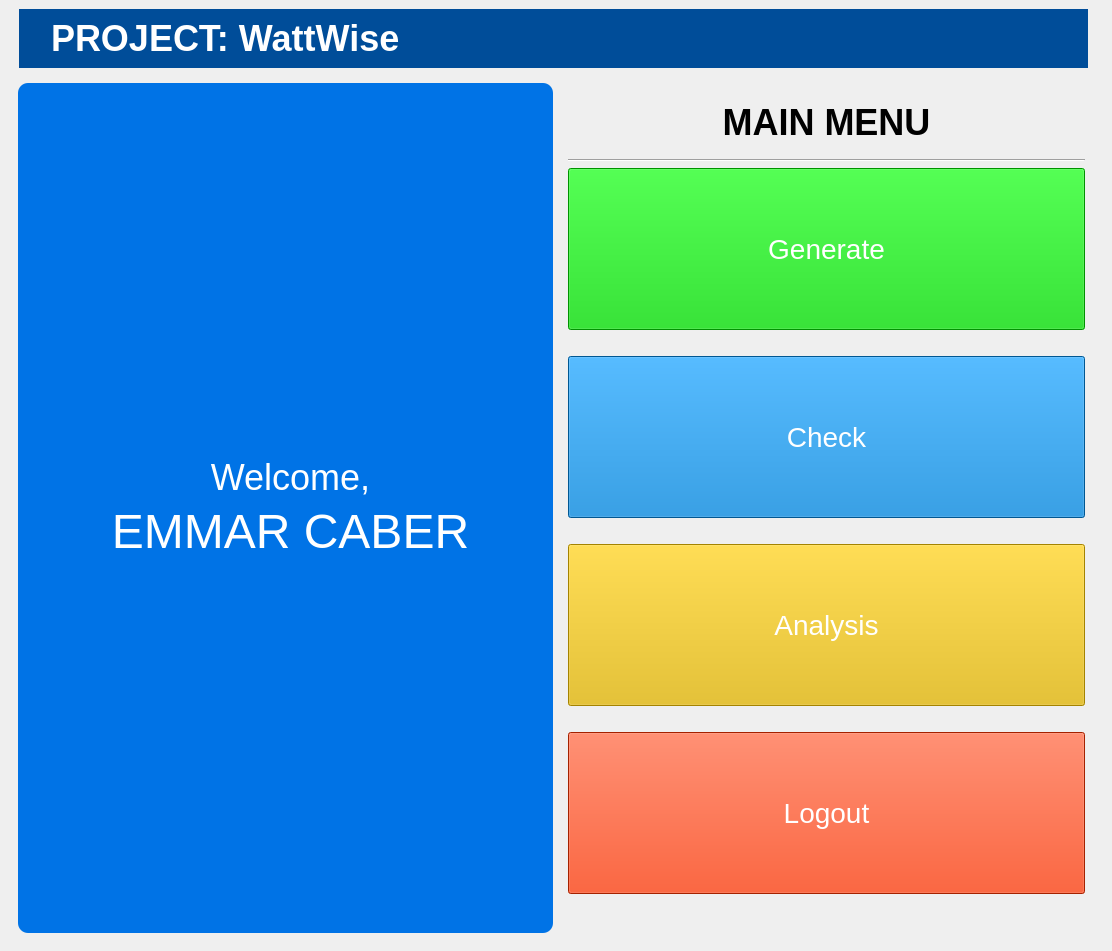
Before: the Qt Designer form app/resources/ui/main_menu.ui in emmarcaber/WattWise, drawn with Qt 5.
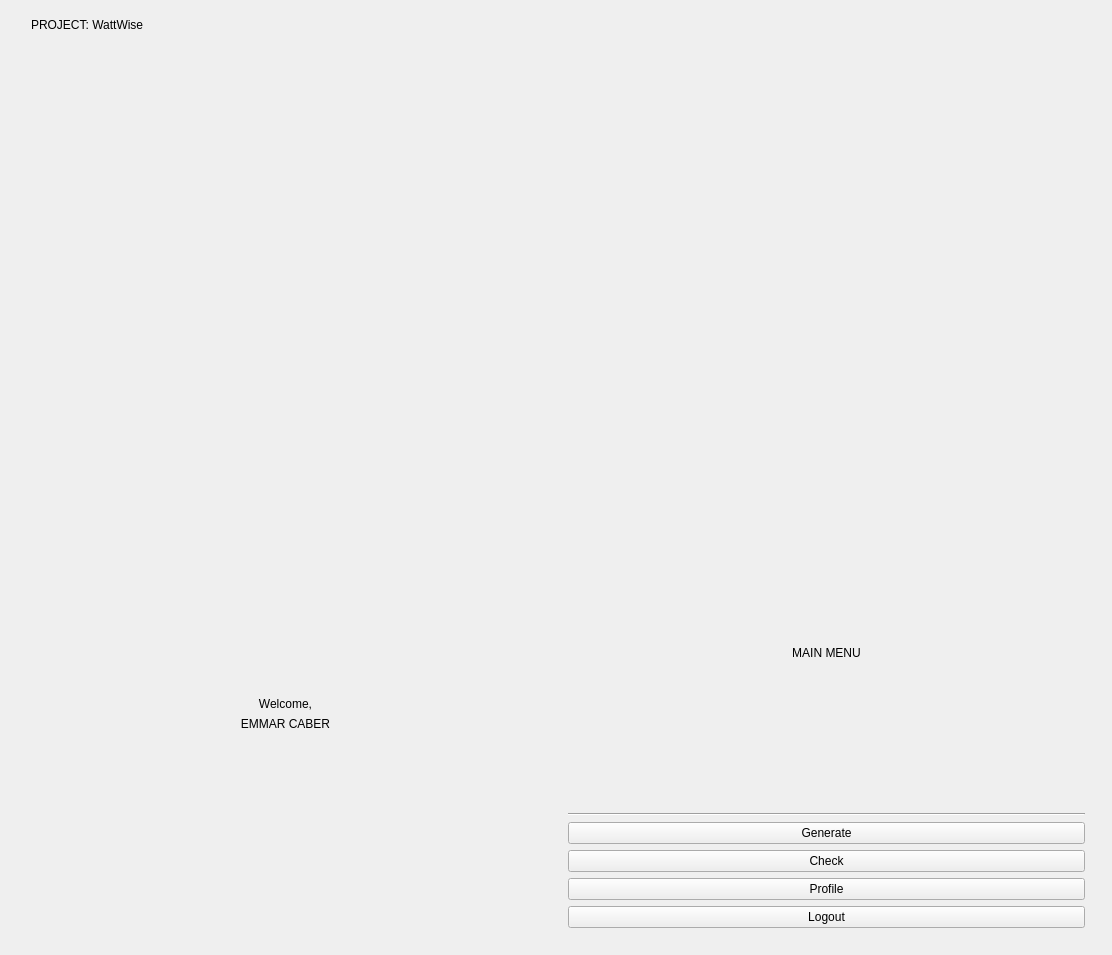
After: the same form once the commit is applied. Icons and pictures are not drawn.

Commit message: feat: change the analysis menu to profile

```diff
--- a/app/resources/ui/main_menu.ui
+++ b/app/resources/ui/main_menu.ui
@@ -7,7 +7,7 @@
     <x>0</x>
     <y>0</y>
     <width>1112</width>
-    <height>887</height>
+    <height>955</height>
    </rect>
   </property>
   <property name="windowTitle">
@@ -62,11 +62,11 @@
 	background-color: #0099FF;
 }
 
-#btnAnalysis {
+#btnProfile {
 	background-color: #e6b800;
 }
 
-#btnAnalysis:hover {
+#btnProfile:hover {
 	background-color: #FFD11A;
 }
 
@@ -234,21 +234,21 @@
            </widget>
           </item>
           <item>
-           <widget class="QPushButton" name="btnAnalysis">
+           <widget class="QPushButton" name="btnProfile">
             <property name="cursor">
              <cursorShape>PointingHandCursor</cursorShape>
             </property>
             <property name="text">
-             <string>Analysis</string>
+             <string>Profile</string>
             </property>
             <property name="icon">
              <iconset resource="../qrc/main_menu_rc.qrc">
-              <normaloff>:/images/assets/zoom-out.svg</normaloff>:/images/assets/zoom-out.svg</iconset>
+              <normaloff>:/images/assets/user.svg</normaloff>:/images/assets/user.svg</iconset>
             </property>
             <property name="iconSize">
              <size>
-              <width>50</width>
-              <height>50</height>
+              <width>60</width>
+              <height>60</height>
              </size>
             </property>
            </widget>
```
The commit also changes 2 other files.
